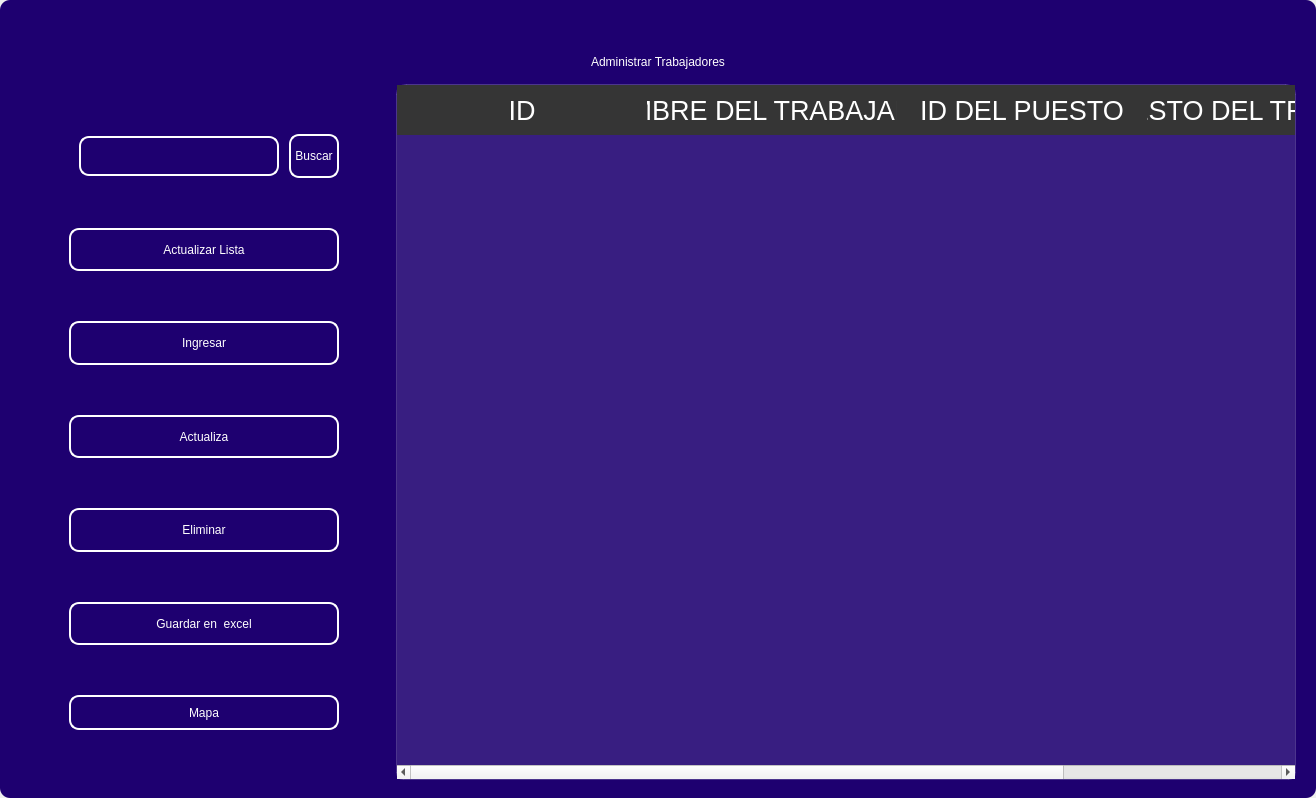
Old version of the form design/standar/mainemployee0.ui in the repository codemiguel-dev/ERP-EmprendeSoft-Desktop.
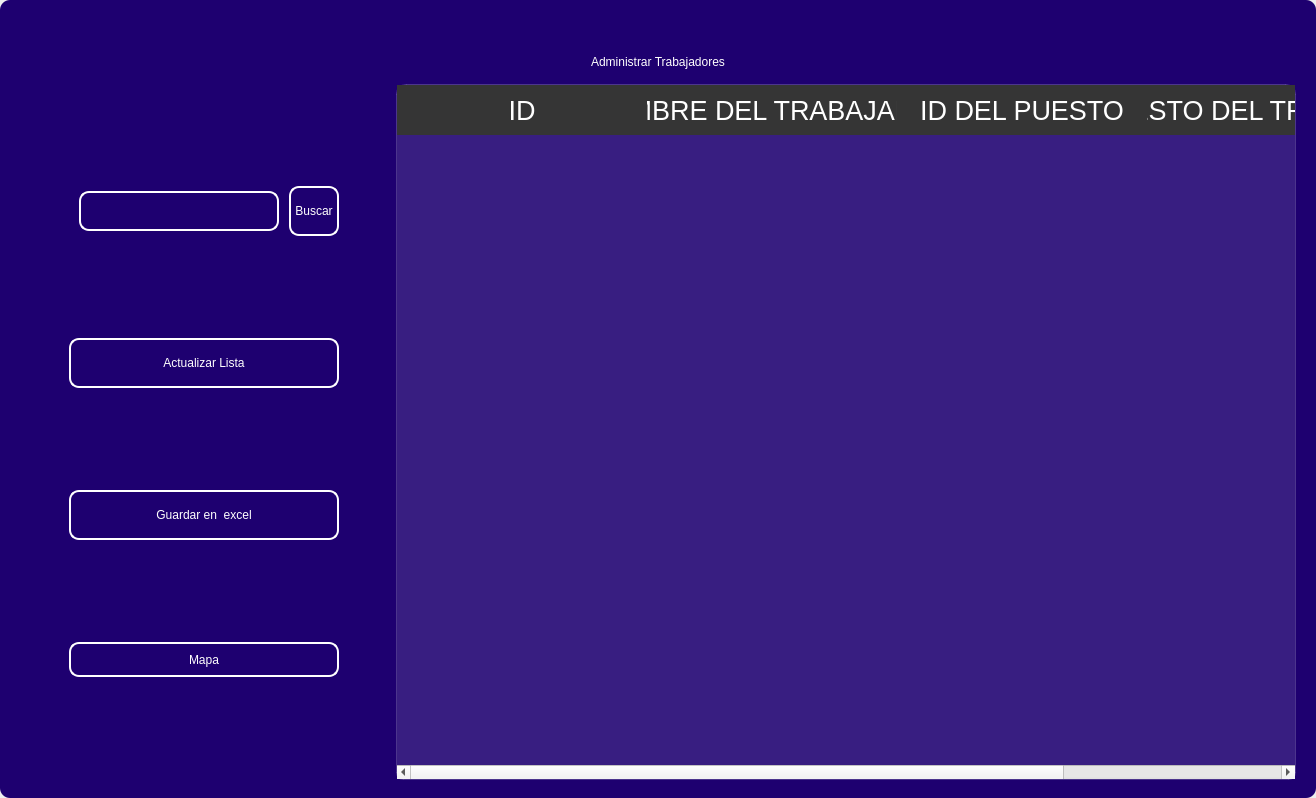
New version of the form. Icons and pictures are not drawn.

Diff of the .ui file:
```diff
--- a/design/standar/mainemployee0.ui
+++ b/design/standar/mainemployee0.ui
@@ -552,138 +552,6 @@
               </property>
              </widget>
             </item>
-            <item>
-             <widget class="QPushButton" name="btn_add">
-              <property name="minimumSize">
-               <size>
-                <width>0</width>
-                <height>40</height>
-               </size>
-              </property>
-              <property name="maximumSize">
-               <size>
-                <width>300</width>
-                <height>50</height>
-               </size>
-              </property>
-              <property name="cursor">
-               <cursorShape>PointingHandCursor</cursorShape>
-              </property>
-              <property name="styleSheet">
-               <string notr="true">QPushButton{
-border-radius:10px; 
-font: 12pt &quot;Arial&quot;;
-color: rgb(255, 255, 254);
-border: 2px solid #ffffff;
-}
-
-QPushButton:hover{
-border-radius:10px; 
-font: 12pt &quot;Arial&quot;;
-color: rgb(255, 255, 255);
-border: 2px solid rgb(120, 0, 171);
-	background-color: rgb(120, 0, 171);
-}</string>
-              </property>
-              <property name="text">
-               <string>Ingresar</string>
-              </property>
-              <property name="iconSize">
-               <size>
-                <width>35</width>
-                <height>35</height>
-               </size>
-              </property>
-             </widget>
-            </item>
-            <item>
-             <widget class="QPushButton" name="btn_update">
-              <property name="minimumSize">
-               <size>
-                <width>0</width>
-                <height>40</height>
-               </size>
-              </property>
-              <property name="maximumSize">
-               <size>
-                <width>300</width>
-                <height>50</height>
-               </size>
-              </property>
-              <property name="cursor">
-               <cursorShape>PointingHandCursor</cursorShape>
-              </property>
-              <property name="styleSheet">
-               <string notr="true">QPushButton{
-border-radius:10px; 
-font: 12pt &quot;Arial&quot;;
-color: rgb(255, 255, 254);
-border: 2px solid #ffffff;
-}
-
-QPushButton:hover{
-border-radius:10px; 
-font: 12pt &quot;Arial&quot;;
-color: rgb(255, 255, 255);
-border: 2px solid rgb(120, 0, 171);
-	background-color: rgb(120, 0, 171);
-}</string>
-              </property>
-              <property name="text">
-               <string>Actualiza</string>
-              </property>
-              <property name="iconSize">
-               <size>
-                <width>35</width>
-                <height>35</height>
-               </size>
-              </property>
-             </widget>
-            </item>
-            <item>
-             <widget class="QPushButton" name="btn_delete">
-              <property name="minimumSize">
-               <size>
-                <width>0</width>
-                <height>40</height>
-               </size>
-              </property>
-              <property name="maximumSize">
-               <size>
-                <width>300</width>
-                <height>50</height>
-               </size>
-              </property>
-              <property name="cursor">
-               <cursorShape>PointingHandCursor</cursorShape>
-              </property>
-              <property name="styleSheet">
-               <string notr="true">QPushButton{
-border-radius:10px; 
-font: 12pt &quot;Arial&quot;;
-color: rgb(255, 255, 254);
-border: 2px solid #ffffff;
-}
-
-QPushButton:hover{
-border-radius:10px; 
-font: 12pt &quot;Arial&quot;;
-color: rgb(255, 255, 255);
-border: 2px solid rgb(120, 0, 171);
-	background-color: rgb(120, 0, 171);
-}</string>
-              </property>
-              <property name="text">
-               <string>Eliminar</string>
-              </property>
-              <property name="iconSize">
-               <size>
-                <width>35</width>
-                <height>35</height>
-               </size>
-              </property>
-             </widget>
-            </item>
             <item>
              <widget class="QPushButton" name="btn_excel">
               <property name="minimumSize">
```
